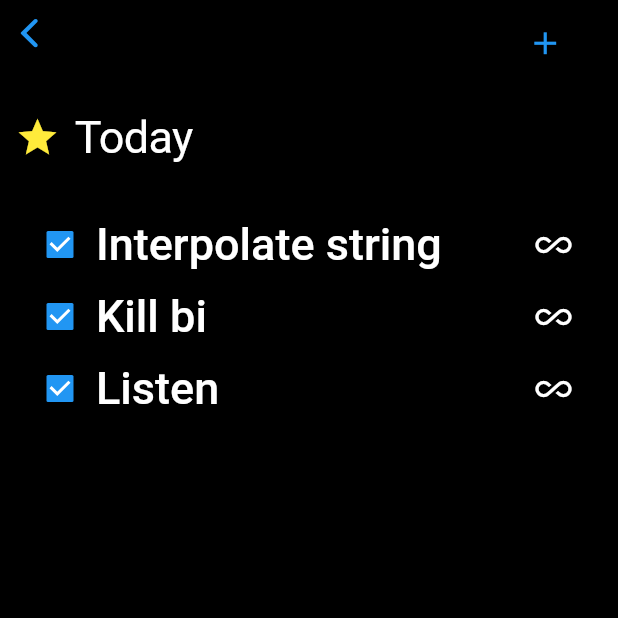
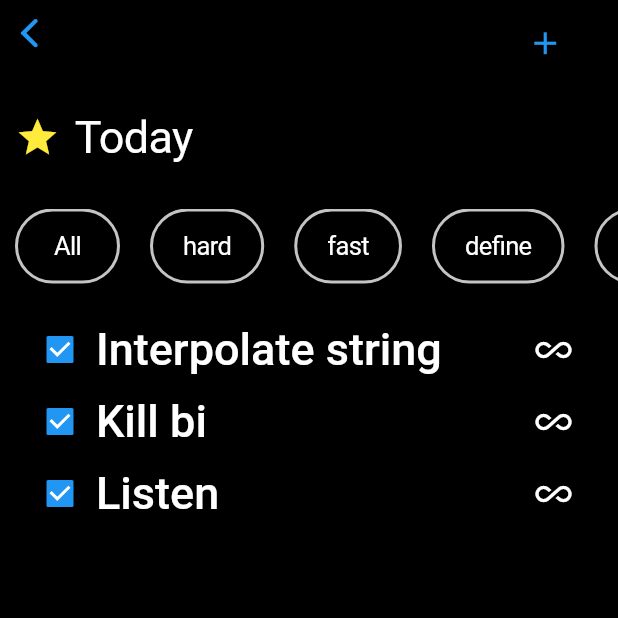
Before and after one commit to Great-TODO-dev/Great-TODO, a Flutter app: the TodayTab screen opened by its route, on a phone screen of 412 x 824 dp, the top half of it. Run offline on Flutter 3.47's test engine with Material 2 defaults, Android fonts, the light colour scheme and no system bars.

Commit message:
Перенёс TagList на страницу с тасками, добавил визуальный выбор таска

```diff
--- a/mobile_app/lib/Stores/Task.dart
+++ b/mobile_app/lib/Stores/Task.dart
@@ -8,10 +8,15 @@ class Task with ChangeNotifier {
   dynamic _subIssues;
   DateTime _date;
   DateTime _deadline;
+  List<String> _tags;
 
   Task([this._name = '', this._description = '']) {
     _id = null;
     _doneState = true;
+    _tags =[
+      'fast',
+      'hard'
+    ];
   }
 
   set name(name) => _name = name;
@@ -36,6 +41,20 @@ class Task with ChangeNotifier {
 
   bool get doneState => _doneState;
 
+  List<String> get tags => _tags;
+
+  void addTag(tag){
+    if (!_tags.contains(tag)) {
+      _tags.add(tag);
+    }
+  }
+
+  void removeTag(tag){
+    if (_tags.length != 0) {
+
+    }
+  }
+
   void changeDoneState() {
     _doneState = !_doneState;
     notifyListeners();
--- a/mobile_app/lib/Stores/Tasks.dart
+++ b/mobile_app/lib/Stores/Tasks.dart
@@ -10,6 +10,7 @@ class Tasks with ChangeNotifier {
   ];
 
   List<String> _tags = [
+    'All',
     'hard',
     'fast',
     'define',
@@ -26,7 +27,7 @@ class Tasks with ChangeNotifier {
   }
 
   List<String> get tags {
-    return [..._tags.reversed];
+    return [..._tags];
   }
 
   void _forEachId() {
--- a/mobile_app/lib/Tabs/TodayTab/TodayTab.dart
+++ b/mobile_app/lib/Tabs/TodayTab/TodayTab.dart
@@ -5,13 +5,13 @@ import 'package:provider/provider.dart';
 
 import '../../Task/TaskLabel.dart';
 import './TodayTitle.dart';
+import '../../widgets/TagsList.dart';
 
 import '../../Stores/Tasks.dart';
 
 class TodayTab extends StatelessWidget {
   @override
   Widget build(BuildContext context) {
-
     void moveToAddNewTaskPage() {
       Navigator.of(context).pushNamed('/task');
     }
@@ -31,12 +31,22 @@ class TodayTab extends StatelessWidget {
         ),
       ),
       child: ListView.builder(
-        itemCount: tasks.countOfTasks + 1,
-        itemBuilder: (ctx, index) => index == 0
-            ? TodayTitle()
-            : ChangeNotifierProvider.value(
-                value: tasks.tasks[index - 1],
-                child: TaskLabel()),
+        itemCount: tasks.countOfTasks + 2,
+        itemBuilder: (ctx, index) {
+          if (index == 0) {
+            return TodayTitle();
+          }
+          if (index == 1) {
+            return Column(
+              children: [
+                TagList(),
+                SizedBox(height: 20,)
+              ],
+            );
+          }
+          return ChangeNotifierProvider.value(
+              value: tasks.tasks[index - 2], child: TaskLabel());
+        },
       ),
     );
   }
--- a/mobile_app/lib/Task/AddTaskPage.dart
+++ b/mobile_app/lib/Task/AddTaskPage.dart
@@ -104,7 +104,7 @@ class _TaskPageState extends State<TaskPage> {
                 ),
               ),
               SizedBox(height: 20),
-              TagList(),
+              // TagList(),
               SizedBox(height: 20),
               TextField(
                 onChanged: (_) {
--- a/mobile_app/lib/widgets/TagsList.dart
+++ b/mobile_app/lib/widgets/TagsList.dart
@@ -10,6 +10,23 @@ class TagList extends StatefulWidget {
 }
 
 class _TagListState extends State<TagList> {
+  int _selectedTagId = null;
+
+  bool _isSelectedTag(int id) {
+    return _selectedTagId == id;
+  }
+
+  void _selectTag(int id) {
+    setState(() {
+      print(id);
+      if (_selectedTagId == id) {
+        _selectedTagId = null;
+        return;
+      }
+      _selectedTagId = id;
+    });
+  }
+
   @override
   Widget build(BuildContext context) {
     final tags = Provider.of<Tasks>(context).tags;
@@ -19,16 +36,18 @@ class _TagListState extends State<TagList> {
         scrollDirection: Axis.horizontal,
         itemCount: tags.length,
         itemBuilder: (BuildContext context, int i) {
-          return Container(
-            padding: EdgeInsets.symmetric(horizontal: 20),
-            margin: EdgeInsets.symmetric(horizontal: 15),
-            constraints: BoxConstraints(minWidth: 70, maxWidth: 180),
-            decoration: BoxDecoration(
-
-              borderRadius: BorderRadius.all(Radius.circular(30.0)),
-              border: Border.all(width: 2, color: Color.fromRGBO(196, 196, 196, 1))
-            ),
-            child: Column(
+          return GestureDetector(
+            behavior: HitTestBehavior.deferToChild,
+            onTap: () => _selectTag(i),
+            child: Container(
+              padding: EdgeInsets.symmetric(horizontal: 20),
+              margin: EdgeInsets.symmetric(horizontal: 10),
+              constraints: BoxConstraints(minWidth: 70, maxWidth: 180),
+              decoration: BoxDecoration(
+                  borderRadius: BorderRadius.all(Radius.circular(30.0)),
+                  border: Border.all(
+                      width: 2, color: _isSelectedTag(i) ? Colors.blue : Color.fromRGBO(196, 196, 196, 1))),
+              child: Column(
                   mainAxisAlignment: MainAxisAlignment.center,
                   crossAxisAlignment: CrossAxisAlignment.center,
                   children: [
@@ -39,6 +58,7 @@ class _TagListState extends State<TagList> {
                       overflow: TextOverflow.ellipsis,
                     ),
                   ]),
+            ),
           );
         },
       ),
```
